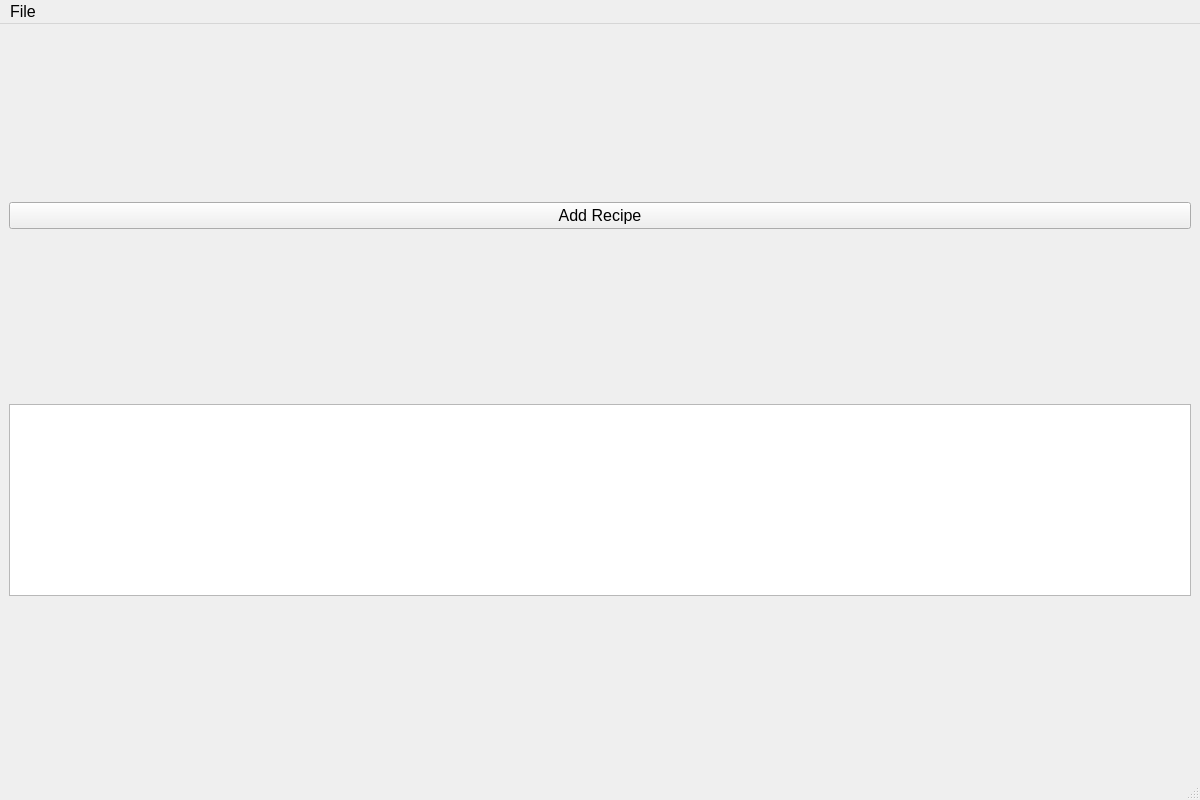
The window that homepage.ui (sgomez14/team-cook2) describes before a commit, drawn with Qt 5.
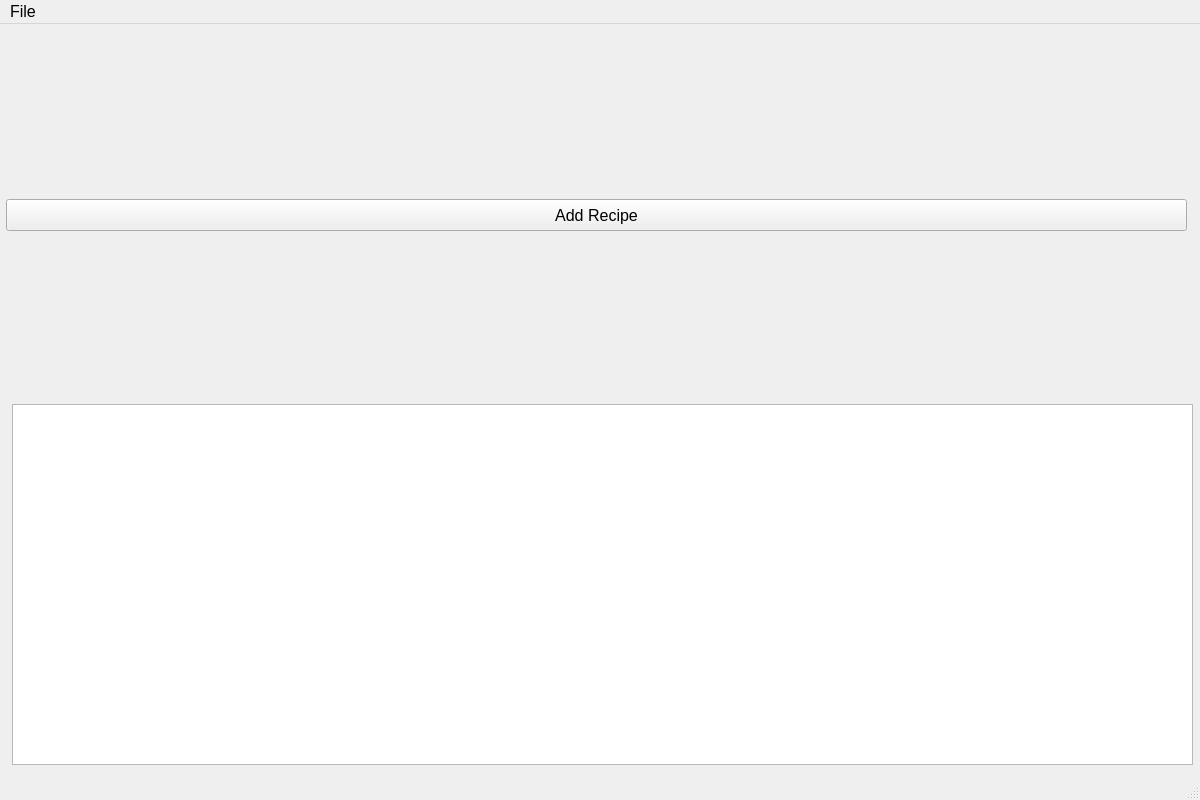
The same window after the commit.

Commit message: Increased size of icons and rows

What changed in the file:
```diff
--- a/homepage.ui
+++ b/homepage.ui
@@ -32,9 +32,15 @@
    <string>HomePage</string>
   </property>
   <widget class="QWidget" name="centralwidget">
-   <layout class="QVBoxLayout" name="verticalLayout">
-    <item>
      <widget class="QPushButton" name="addRecipeButton">
+    <property name="geometry">
+     <rect>
+      <x>6</x>
+      <y>175</y>
+      <width>1181</width>
+      <height>32</height>
+     </rect>
+    </property>
       <property name="font">
        <font>
         <family>Segoe UI</family>
@@ -45,18 +51,43 @@
        <string>Add Recipe</string>
       </property>
      </widget>
-    </item>
-    <item>
      <widget class="QListWidget" name="recipeList">
+    <property name="enabled">
+     <bool>true</bool>
+    </property>
+    <property name="geometry">
+     <rect>
+      <x>12</x>
+      <y>380</y>
+      <width>1181</width>
+      <height>361</height>
+     </rect>
+    </property>
       <property name="sizePolicy">
        <sizepolicy hsizetype="Expanding" vsizetype="Fixed">
         <horstretch>0</horstretch>
         <verstretch>0</verstretch>
        </sizepolicy>
       </property>
-     </widget>
-    </item>
-   </layout>
+    <property name="maximumSize">
+     <size>
+      <width>16777215</width>
+      <height>16777215</height>
+     </size>
+    </property>
+    <property name="iconSize">
+     <size>
+      <width>10</width>
+      <height>10</height>
+     </size>
+    </property>
+    <property name="spacing">
+     <number>10</number>
+    </property>
+    <property name="uniformItemSizes">
+     <bool>true</bool>
+    </property>
+   </widget>
   </widget>
   <widget class="QMenuBar" name="menubar">
    <property name="geometry">
```
Left out of the diff: 2 changed lines with no effect on the pictures. Lines whose indentation alone changed are shown as unchanged. The commit also changes 4 other files.
